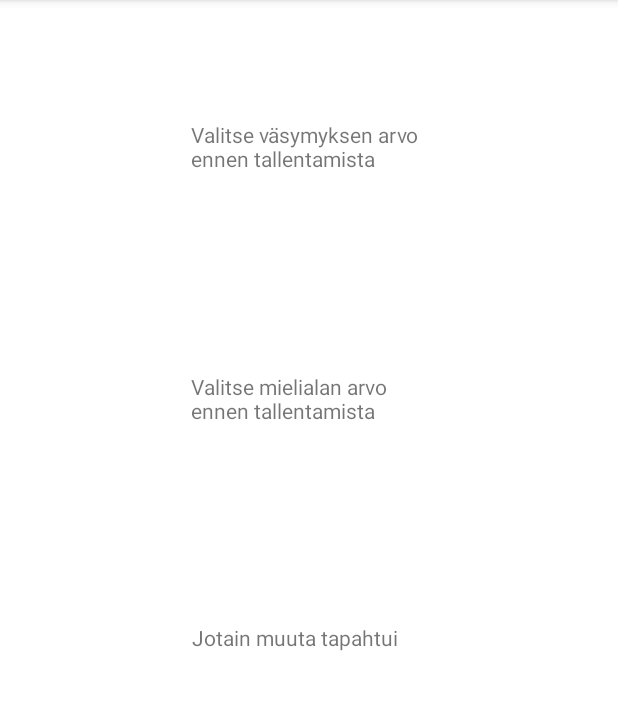
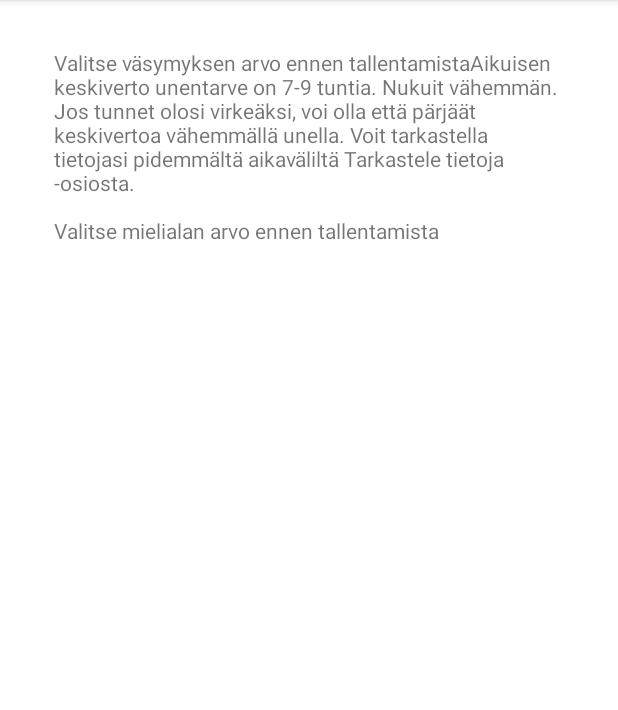
Before and after one commit to eveliih/Peippo, an Android app: the ActivityFeedbackAfterSleep screen opened directly, with no data from a screen before it, on a phone screen of 412 x 824 dp, the part 84-794 px from its top. Run offline under Robolectric (Android 15) with nearby library versions, the phone set to English and light mode, and no system bars; 3 statements that could not run were skipped.

Commit message:
Muokatut feedbackit

```diff
--- a/app/src/main/java/com/eveliinaheino/peippo/ActivityFeedbackAfterSleep.java
+++ b/app/src/main/java/com/eveliinaheino/peippo/ActivityFeedbackAfterSleep.java
@@ -17,9 +17,7 @@ public class ActivityFeedbackAfterSleep extends AppCompatActivity {
     protected void onCreate(Bundle savedInstanceState) {
         super.onCreate(savedInstanceState);
         setContentView(R.layout.activity_feedback_after_sleep);
-        TextView textViewMood = findViewById(R.id.textViewMoodAfterSleep);
-        TextView textViewTiredness = findViewById(R.id.textViewTirednessAfterSleep);
-        TextView textViewSleptHours = findViewById(R.id.textViewSleptHours);
+        TextView textViewMood = findViewById(R.id.textViewMorningFeedback);
 
         list = SingletonMoodsAndTiredness.getInstance().getList();
         mood = list.get(list.size() - 1).getMood();
@@ -28,9 +26,7 @@ public class ActivityFeedbackAfterSleep extends AppCompatActivity {
 
         GetFeedbackMessage getFeedbackMessage = new GetFeedbackMessage(mood, tiredness, sleptHours);
 
-        textViewMood.setText(getFeedbackMessage.getMoodMessage());
-        textViewTiredness.setText(getFeedbackMessage.getTirednessMessage());
-        textViewSleptHours.setText(getFeedbackMessage.getSleepHrsMessage());
+        textViewMood.setText(getFeedbackMessage.getFeedbackMorning());
 
     }
 }
--- a/app/src/main/java/com/eveliinaheino/peippo/GetFeedbackMessage.java
+++ b/app/src/main/java/com/eveliinaheino/peippo/GetFeedbackMessage.java
@@ -16,43 +16,63 @@ public class GetFeedbackMessage {
         this.tiredness = tiredness;
     }
 
-    public String getMoodMessage(){
-        if(this.mood == 1){
-            return "Mielialasi on 1";
-        }else if(this.mood == 2){
-            return "Mielialasi on 2";
+    public String getMoodMessageMorning(){
+        if(this.mood == 1 || this.mood == 2){
+            return "Arvioit mielialasi olevan huono. Huonosti nukuttu yö voi vaikuttaa myös mielialaan. Jokaiselle sattuu myös huonompia päiviä toisinaan. Jos mielialasi jatkuu huonona pitkään yhtäjaksoisesti, hakeudu terveydenhuollon ammattilaisen vastaanotolle. Voit seurata mielialaasi Tarkastele tietoja -osion avulla.";
         }else if(this.mood == 3){
-            return "Mielialasi on 3";
-        }else if(this.mood == 4){
-            return "Mielialasi on 4";
-        }else if(this.mood == 5){
-            return "Mielialasi on 5";
+            return "Arvioit mielialasi olevan neutraali."; //jotakin lisää?
+        }else if(this.mood == 4 || this.mood == 5){
+            return "Arvioit mielialasi olevan hyvä. Voisiko hyvin nukuttu yö vaikuttaa asiaan?";
         }return "Valitse mielialan arvo ennen tallentamista";
     }
 
-    public String getTirednessMessage(){
-        if(this.tiredness == 1){
-            return "Väsymys on 1";
-        }else if(this.tiredness == 2){
-            return "Väsymys on 2";
+    public String getMoodMessageEvening(){
+        if(this.mood == 1 || this.mood == 2){
+            return "Arvioit mielialasi olevan huono. Huolihetken pitäminen tai rentoutuminen ennen nukkumaanmenoa voi auttaa. Katso tarkempia ohjeita Vinkkejä parempaan uneen -osiosta.";
+        }else if(this.mood == 3){
+            return "Arvioit mielialasi olevan neutraali. Ilmeisesti mieltäsi ei paina mikään erityisemmin ja olet valmis nukkumaan yösi rauhallisesti.";
+        }else if(this.mood == 4 || this.mood == 5){
+            return "Arvioit mielialasi olevan hyvä. Hienoa! Mikä tästä päivästä teki erityisen mukavan? Voit kirjata ajatuksiasi ylös ja palata mukaviin muistoihin myöhemmin.";
+        }return "Valitse mielialan arvo ennen tallentamista";
+    }
+
+    public String getTirednessMessageMorning(){
+        if(this.tiredness == 1 || this.tiredness == 2){
+            return "Nukuit " + this.sleptHours + " tuntia ja arivoit olevasi väsynyt. Nukuitko mahdollisesti liikaa tai liian vähän? Ole yhteydessä terveydenhuollon ammattilaiseen, jos tunnet olosi jatkuvasti väsyneeksi riittävistä yöunista huolimatta. Tarkastele tietojasi osion avulla voit saada käsityksen montako tuntia sinun tulee nukkua tunteaksesi olosi virkeäksi.\n\n";
         }else if(this.tiredness == 3){
-            return "Väsymys on 3";
-        }else if(this.tiredness == 4){
-            return "Väsymys on 4";
-        }else if(this.tiredness == 5){
-            return "Väsymys on 5";
+            return "Nukuit " + this.sleptHours + " tuntia ja arivoit vireystasosi olevan keskitasoa. Syö vielä hyvä aamiainen ja olet valmiina päivän koitoksiin!\n\n";
+        }else if(this.tiredness == 4 || this.tiredness == 5){
+            return "Nukuit " + this.sleptHours + " tuntia ja arivioit olevasi virkeä. Hienoa! Tästä on hyvä aloittaa uusi päivä!\n\n";
         }return "Valitse väsymyksen arvo ennen tallentamista";
     }
 
-    public String getSleepHrsMessage(){ //näitä pitää vielä muokata. Ehkä varmistaa jo aikaisemmassa vaiheessa ettei alle nollan arvoja hyväksytä?
-        if(this.sleptHours > 0 && this.sleptHours < 6){
-            return " nukuit 1-5 h";
-        }else if(this.sleptHours > 6 && this.sleptHours < 11){
-            return "Nukuit 5- 10h";
-        }else if(this.sleptHours > 10){
-            return "Nukuit yli 10h";
+    public String getTirednessMessageEvening(){
+        if(this.tiredness == 1 || this.tiredness == 2){
+            return "Arvioit olevasi väsynyt. Kaikki tuntevat olonsa joskus väsyneeksi. Toivottavasti saat nukuttua hyvin ja tunnet olosi virkeäksi aamulla! Nyt siis kipin kapin unten maille!\n\n";
+        }else if(this.tiredness == 3){
+            return "Arvioit virkeytesi olevan keskitasoa. \n\n"; //jotakin lisää?
+        }else if(this.tiredness == 4 || this.tiredness == 5){
+            return "Arvioit olevasi virkeä. Valitse jotakin rauhallista tekemistä ennen nukkumaanmenoa ja mene vuoteeseen vasta, kun tunnet olosi hieman väsyneeksi.\n\n";
+        }return "Valitse väsymyksen arvo ennen tallentamista";
+    }
+
+    public String getSleepHrsMessage(){
+        if(this.sleptHours >= 0 && this.sleptHours < 7){
+            return "Aikuisen keskiverto unentarve on 7-9 tuntia. Nukuit vähemmän. Jos tunnet olosi virkeäksi, voi olla että pärjäät keskivertoa vähemmällä unella. Voit tarkastella tietojasi pidemmältä aikaväliltä Tarkastele tietoja -osiosta.\n\n";
+        }else if(this.sleptHours > 6 && this.sleptHours < 10){
+            return "Nukuit sopivasti aikuisen keskivertoon unentarpeeseen verrattuna. Omia keskiarvojasi voit tutkia Tarkastele tietojasi -osiosta.\n\n";
+        }else if(this.sleptHours > 9){
+            return "Aikuisen keskiverto unentarve on 7-9 tuntia. Nukuit yli yhdeksän tuntia. Liian pitkät yöunet voivat saada olosi tuntumaan väsyneelle. Jos nukut jatkuvasti hyvin pitkiä yöunia, lue lisää tietoa liikaunisuudesta Vinkkejä parempaan uneen -osiosta.\n\n";
         }else if(this.sleptHours < 0){
             return "Arvo alle 0. Ei kelpaa";
         }return "Jotain muuta tapahtui";
     }
+
+    public String getFeedbackMorning(){
+        return getTirednessMessageMorning() + getSleepHrsMessage() + getMoodMessageMorning();
+    }
+
+    public String getFeedbackEvening(){
+        return getTirednessMessageEvening() + getMoodMessageEvening();
+    }
 }
--- a/app/src/main/res/layout/activity_feedback_after_sleep.xml
+++ b/app/src/main/res/layout/activity_feedback_after_sleep.xml
@@ -7,37 +7,13 @@
     tools:context=".ActivityFeedbackAfterSleep">
 
     <TextView
-        android:id="@+id/textViewTirednessAfterSleep"
-        android:layout_width="156dp"
-        android:layout_height="80dp"
-        android:layout_marginTop="80dp"
+        android:id="@+id/textViewMorningFeedback"
+        android:layout_width="340dp"
+        android:layout_height="621dp"
+        android:layout_marginTop="32dp"
         android:text="TextView"
         app:layout_constraintEnd_toEndOf="parent"
-        app:layout_constraintHorizontal_bias="0.498"
         app:layout_constraintStart_toStartOf="parent"
         app:layout_constraintTop_toTopOf="parent" />
 
-    <TextView
-        android:id="@+id/textViewMoodAfterSleep"
-        android:layout_width="158dp"
-        android:layout_height="71dp"
-        android:layout_marginTop="88dp"
-        android:text="TextView"
-        app:layout_constraintEnd_toEndOf="parent"
-        app:layout_constraintStart_toStartOf="parent"
-        app:layout_constraintTop_toBottomOf="@+id/textViewTirednessAfterSleep" />
-
-    <TextView
-        android:id="@+id/textViewSleptHours"
-        android:layout_width="157dp"
-        android:layout_height="66dp"
-        android:layout_marginTop="96dp"
-        android:layout_marginBottom="16dp"
-        android:text="TextView"
-        app:layout_constraintBottom_toBottomOf="parent"
-        app:layout_constraintEnd_toEndOf="parent"
-        app:layout_constraintHorizontal_bias="0.503"
-        app:layout_constraintStart_toStartOf="parent"
-        app:layout_constraintTop_toBottomOf="@+id/textViewMoodAfterSleep"
-        app:layout_constraintVertical_bias="0.0" />
 </androidx.constraintlayout.widget.ConstraintLayout>
```
Also changed, not shown: app/src/main/java/com/eveliinaheino/peippo/ActivityFeedbackBeforeSleep.java (+2 -15 lines), app/src/main/res/layout/activity_feedback_before_sleep.xml (+4 -16 lines).
